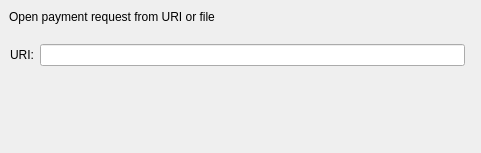
The window that src/qt/forms/openuridialog.ui (bulwark-crypto/Bulwark) describes before a commit, drawn with Qt 5.
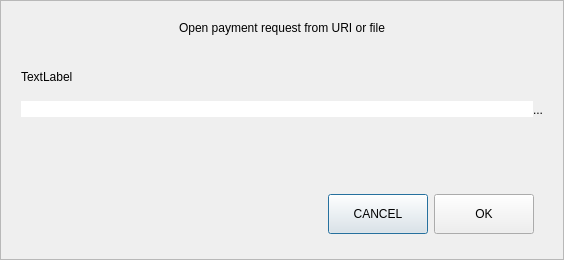
The same window after the commit. Custom widgets are drawn as their Qt base class.

The edit to the form file:
```diff
--- a/src/qt/forms/openuridialog.ui
+++ b/src/qt/forms/openuridialog.ui
@@ -6,64 +6,119 @@
    <rect>
     <x>0</x>
     <y>0</y>
-    <width>481</width>
-    <height>153</height>
+    <width>564</width>
+    <height>260</height>
    </rect>
   </property>
   <property name="windowTitle">
    <string>Open URI</string>
   </property>
-  <widget class="QLabel" name="label_2">
-   <property name="geometry">
-    <rect>
-     <x>9</x>
-     <y>9</y>
-     <width>241</width>
-     <height>16</height>
-    </rect>
+  <layout class="QVBoxLayout" name="verticalLayout">
+   <property name="spacing">
+    <number>0</number>
    </property>
+   <property name="leftMargin">
+    <number>0</number>
+   </property>
+   <property name="topMargin">
+    <number>0</number>
+   </property>
+   <property name="rightMargin">
+    <number>0</number>
+   </property>
+   <property name="bottomMargin">
+    <number>0</number>
+   </property>
+   <item>
+    <widget class="QFrame" name="frame">
+     <property name="frameShape">
+      <enum>QFrame::StyledPanel</enum>
+     </property>
+     <property name="frameShadow">
+      <enum>QFrame::Raised</enum>
+     </property>
+     <layout class="QVBoxLayout" name="verticalLayout_2">
+      <property name="spacing">
+       <number>5</number>
+      </property>
+      <property name="leftMargin">
+       <number>20</number>
+      </property>
+      <property name="topMargin">
+       <number>20</number>
+      </property>
+      <property name="rightMargin">
+       <number>20</number>
+      </property>
+      <property name="bottomMargin">
+       <number>16</number>
+      </property>
+      <item>
+       <widget class="QLabel" name="labelTitle">
    <property name="text">
     <string>Open payment request from URI or file</string>
    </property>
-  </widget>
-  <widget class="QWidget" name="layoutWidget">
-   <property name="geometry">
-    <rect>
-     <x>10</x>
-     <y>40</y>
-     <width>461</width>
-     <height>31</height>
-    </rect>
-   </property>
+        <property name="alignment">
+         <set>Qt::AlignCenter</set>
+        </property>
+       </widget>
+      </item>
+      <item>
+       <spacer name="verticalSpacer_2">
+        <property name="orientation">
+         <enum>Qt::Vertical</enum>
+        </property>
+        <property name="sizeType">
+         <enum>QSizePolicy::Fixed</enum>
+        </property>
+        <property name="sizeHint" stdset="0">
+         <size>
+          <width>20</width>
+          <height>30</height>
+         </size>
+        </property>
+       </spacer>
+      </item>
+      <item>
+       <widget class="QLabel" name="labelSubtitle">
+        <property name="text">
+         <string>TextLabel</string>
+        </property>
+       </widget>
+      </item>
+      <item>
    <layout class="QHBoxLayout" name="horizontalLayout">
-    <item>
-     <widget class="QLabel" name="label">
-      <property name="sizePolicy">
-       <sizepolicy hsizetype="Minimum" vsizetype="Fixed">
-        <horstretch>0</horstretch>
-        <verstretch>0</verstretch>
-       </sizepolicy>
-      </property>
-      <property name="text">
-       <string>URI:</string>
+        <property name="spacing">
+         <number>0</number>
+        </property>
+        <item>
+         <widget class="QValidatedLineEdit" name="uriEdit">
+          <property name="styleSheet">
+           <string notr="true">#uriEdit{
+	border-top-right-radius:0px;
+	border-bottom-right-radius:0px;
+}</string>
       </property>
      </widget>
     </item>
     <item>
-     <widget class="QValidatedLineEdit" name="uriEdit"/>
-    </item>
-    <item>
-     <widget class="QtMaterialFlatButton" name="selectFileButton" native="true">
-      <property name="sizePolicy">
-       <sizepolicy hsizetype="Minimum" vsizetype="Fixed">
-        <horstretch>0</horstretch>
-        <verstretch>0</verstretch>
-       </sizepolicy>
+         <widget class="QPushButton" name="selectFileButton">
+          <property name="minimumSize">
+           <size>
+            <width>0</width>
+            <height>41</height>
+           </size>
       </property>
       <property name="toolTip">
        <string>Select payment request file</string>
       </property>
-      <property name="text" stdset="0">
+          <property name="styleSheet">
+           <string notr="true">#selectFileButton{
+	border-top-left-radius:0px;
+	border-bottom-left-radius:0px;
+}</string>
+          </property>
+          <property name="text">
        <string notr="true">...</string>
       </property>
       <property name="autoDefault" stdset="0">
@@ -72,15 +127,27 @@
      </widget>
     </item>
    </layout>
-  </widget>
-  <widget class="QWidget" name="horizontalLayoutWidget">
-   <property name="geometry">
-    <rect>
-     <x>10</x>
-     <y>100</y>
-     <width>461</width>
-     <height>29</height>
-    </rect>
+      </item>
+      <item>
+       <spacer name="verticalSpacer">
+        <property name="orientation">
+         <enum>Qt::Vertical</enum>
+        </property>
+        <property name="sizeHint" stdset="0">
+         <size>
+          <width>20</width>
+          <height>40</height>
+         </size>
+        </property>
+       </spacer>
+      </item>
+      <item>
+       <widget class="QWidget" name="widget" native="true">
+        <property name="minimumSize">
+         <size>
+          <width>0</width>
+          <height>50</height>
+         </size>
    </property>
    <layout class="QHBoxLayout" name="horizontalLayout_2">
     <item>
@@ -90,53 +157,47 @@
       </property>
       <property name="sizeHint" stdset="0">
        <size>
-        <width>40</width>
+             <width>289</width>
         <height>20</height>
        </size>
       </property>
      </spacer>
     </item>
     <item>
-     <widget class="QtMaterialFlatButton" name="acceptButton" native="true">
-      <property name="sizePolicy">
-       <sizepolicy hsizetype="Minimum" vsizetype="Fixed">
-        <horstretch>0</horstretch>
-        <verstretch>0</verstretch>
-       </sizepolicy>
-      </property>
-      <property name="toolTip">
-       <string>Try to manually submit a Obfuscation request.</string>
-      </property>
-      <property name="text" stdset="0">
+          <widget class="QPushButton" name="pushButtonCancel">
+           <property name="minimumSize">
+            <size>
+             <width>100</width>
+             <height>40</height>
+            </size>
+           </property>
+           <property name="text">
+            <string>CANCEL</string>
+           </property>
+          </widget>
+         </item>
+         <item>
+          <widget class="QPushButton" name="pushButtonOK">
+           <property name="minimumSize">
+            <size>
+             <width>100</width>
+             <height>40</height>
+            </size>
+           </property>
+           <property name="text">
        <string>OK</string>
       </property>
      </widget>
     </item>
-    <item>
-     <widget class="QtMaterialFlatButton" name="cancelButton" native="true">
-      <property name="sizePolicy">
-       <sizepolicy hsizetype="Minimum" vsizetype="Fixed">
-        <horstretch>0</horstretch>
-        <verstretch>0</verstretch>
-       </sizepolicy>
-      </property>
-      <property name="toolTip">
-       <string>Try to manually submit a Obfuscation request.</string>
-      </property>
-      <property name="text" stdset="0">
-       <string>Cancel</string>
-      </property>
+        </layout>
      </widget>
     </item>
    </layout>
   </widget>
+   </item>
+  </layout>
  </widget>
  <customwidgets>
-  <customwidget>
-   <class>QtMaterialFlatButton</class>
-   <extends>QWidget</extends>
-   <header>qtmaterialflatbutton.h</header>
-  </customwidget>
   <customwidget>
    <class>QValidatedLineEdit</class>
    <extends>QLineEdit</extends>
```
Left out of the diff: 2 changed lines with no effect on the pictures. Lines whose indentation alone changed are shown as unchanged.
